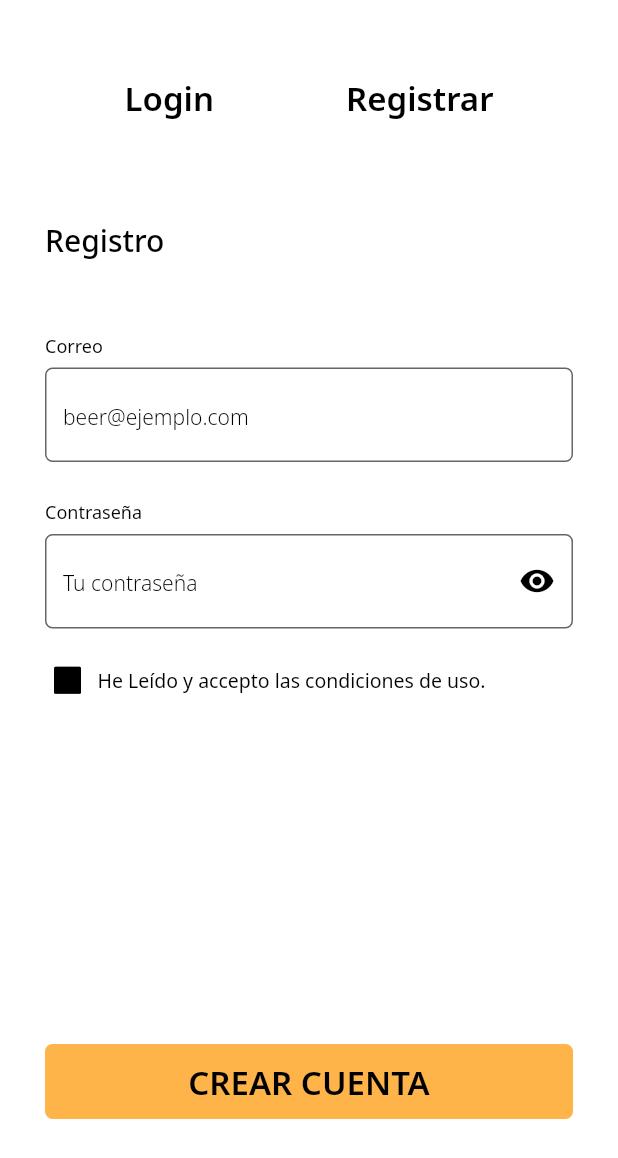
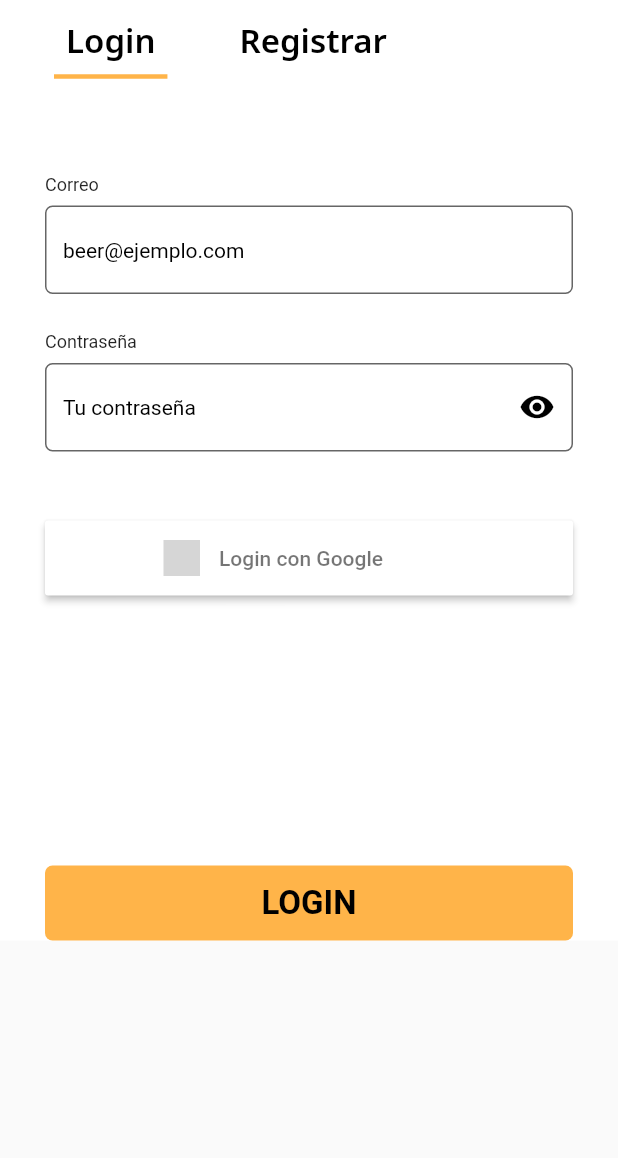
Before and after one commit to SantGT5/AppBeer, a Flutter app: the screen it shows after launch, on a phone screen of 412 x 824 dp. Shown: the top 1158 px of the screen. Run offline on Flutter 3.47's test engine with Material 2 defaults, Android fonts, the light colour scheme and no system bars; our stand-ins replace flutter_signin_button, get, google_fonts; grey boxes are pictures that could not be loaded.

Commit message:
GianLucas - Login && register

```diff
--- a/lib/main.dart
+++ b/lib/main.dart
@@ -1,6 +1,6 @@
+import 'package:appbeer/pages/login_register.dart';
 import 'package:appbeer/theme/app_theme.dart';
 import 'package:flutter/material.dart';
-import 'package:appbeer/pages/registrar.dart';
 import 'package:get/get_navigation/src/root/get_material_app.dart';
 
 void main() => runApp(const MyApp());
@@ -12,7 +12,7 @@ class MyApp extends StatelessWidget {
   Widget build(BuildContext context) {
     return GetMaterialApp(
       title: 'Material App',
-      home: Registrar(),
+      home: const LoginRegister(),
       theme: appTheme,
     );
   }
--- a/lib/pages/login.dart
+++ b/lib/pages/login.dart
@@ -1,6 +1,6 @@
 import 'package:appbeer/controller/login_controller.dart';
-import 'package:appbeer/pages/registrar.dart';
-import 'package:appbeer/theme/app_icons_icons.dart';
+import 'package:flutter_signin_button/flutter_signin_button.dart';
+
 import 'package:get/get.dart';
 import 'package:flutter/material.dart';
 
@@ -13,48 +13,20 @@ class Login extends StatelessWidget {
   Widget build(BuildContext context) {
     return GestureDetector(
         onTap: () => FocusManager.instance.primaryFocus?.unfocus(),
-        child: Scaffold(
-            body: SingleChildScrollView(
-                keyboardDismissBehavior:
-                    ScrollViewKeyboardDismissBehavior.onDrag,
+        child: SingleChildScrollView(
+            keyboardDismissBehavior: ScrollViewKeyboardDismissBehavior.onDrag,
             child: Container(
               color: Colors.white,
               child: Column(
                 children: <Widget>[
-                      Padding(
-                        padding:
-                            const EdgeInsets.only(top: 50, left: 83, right: 83),
-                        child: Row(
-                          mainAxisAlignment: MainAxisAlignment.spaceBetween,
-                          children: [
-                            GestureDetector(
-                                child: btnText("Login",
-                                    Theme.of(context).textTheme.headline1),
-                                onTap: () {}),
-                            GestureDetector(
-                                child: btnText("Registrar",
-                                    Theme.of(context).textTheme.headline1),
-                                onTap: () {
-                                  Navigator.push(
-                                      context,
-                                      MaterialPageRoute(
-                                          builder: (context) => Registrar()));
-                                })
-                          ],
-                        ),
-                      ),
-                      const SizedBox(height: 67),
+                  const SizedBox(height: 60),
                   Container(
                       padding: const EdgeInsets.only(left: 30),
                       alignment: Alignment.centerLeft,
-                          child: btnText(
-                              "Login", Theme.of(context).textTheme.headline2)),
-                      const SizedBox(height: 48),
-                      Container(
-                          padding: const EdgeInsets.only(left: 30),
-                          alignment: Alignment.centerLeft,
-                          child: btnText(
-                              "Correo", Theme.of(context).textTheme.headline5)),
+                      child: const Text("Correo",
+                          style: TextStyle(
+                            fontSize: 12,
+                          ))),
                   const SizedBox(height: 7),
                   Container(
                     padding: const EdgeInsets.only(left: 30, right: 30),
@@ -66,8 +38,8 @@ class Login extends StatelessWidget {
                         fillColor: Colors.white,
                         filled: true,
                         hintText: 'beer@ejemplo.com',
-                            hintStyle: const TextStyle(
-                                fontSize: 14, color: Colors.black),
+                        hintStyle:
+                            const TextStyle(fontSize: 14, color: Colors.black),
                         focusedBorder: const OutlineInputBorder(
                             borderSide: BorderSide(color: Colors.black)),
                         border: OutlineInputBorder(
@@ -82,8 +54,10 @@ class Login extends StatelessWidget {
                   Container(
                       padding: const EdgeInsets.only(left: 30),
                       alignment: Alignment.centerLeft,
-                          child: btnText("Contraseña",
-                              Theme.of(context).textTheme.headline5)),
+                      child: const Text("Contraseña",
+                          style: TextStyle(
+                            fontSize: 12,
+                          ))),
                   const SizedBox(height: 7),
                   Container(
                     padding: const EdgeInsets.only(left: 30, right: 30),
@@ -121,7 +95,22 @@ class Login extends StatelessWidget {
                   ),
                   // Image.asset("assets/image/thumbs_up.png"),
                   // const Icon(AppIcons.menu_icon),
-                      const SizedBox(height: 276),
+
+                  const SizedBox(height: 46),
+                  Container(
+                    padding: const EdgeInsets.only(left: 30, right: 30),
+                    child: SizedBox(
+                      height: 50,
+                      width: double.infinity,
+                      child: SignInButton(
+                        Buttons.Google,
+                        text: "Login con Google",
+                        onPressed: () {},
+                      ),
+                    ),
+                  ),
+
+                  const SizedBox(height: 180),
                   Container(
                     padding: const EdgeInsets.only(left: 30, right: 30),
                     alignment: Alignment.bottomCenter,
@@ -137,8 +126,11 @@ class Login extends StatelessWidget {
                               ),
                               backgroundColor: MaterialStateProperty.all(
                                   const Color(0xFFFFB449))),
-                              child: Text("LOGIN",
-                                  style: Theme.of(context).textTheme.headline1),
+                          child: const Text("LOGIN",
+                              style: TextStyle(
+                                  fontSize: 22,
+                                  fontWeight: FontWeight.bold,
+                                  color: Colors.black)),
                           onPressed: () {
                             print("Crear Cuenta");
                           }),
@@ -146,7 +138,7 @@ class Login extends StatelessWidget {
                   )
                 ],
               ),
-                ))));
+            )));
   }
 
   Widget btnText(String text, headline1) {
--- /dev/null
+++ b/lib/pages/login_register.dart
@@ -0,0 +1,42 @@
+import 'package:appbeer/pages/login.dart';
+import 'package:appbeer/pages/registrar.dart';
+import 'package:flutter/material.dart';
+
+class LoginRegister extends StatelessWidget {
+  const LoginRegister({Key? key}) : super(key: key);
+
+  @override
+  Widget build(BuildContext context) {
+    return MaterialApp(
+        home: DefaultTabController(
+            length: 2,
+            child: Scaffold(
+              appBar: AppBar(
+                shadowColor: Colors.transparent,
+                backgroundColor: Colors.white,
+                title: TabBar(
+                  labelPadding: const EdgeInsets.symmetric(horizontal: 28.0),
+                  indicatorPadding:
+                      const EdgeInsets.symmetric(horizontal: 20.0),
+                  indicatorColor: const Color(0xFFFFB449),
+                  indicatorWeight: 3,
+                  isScrollable: true,
+                  tabs: [
+                    Tab(
+                        icon: Text("Login",
+                            style: Theme.of(context).textTheme.headline1)),
+                    Tab(
+                        icon: Text("Registrar",
+                            style: Theme.of(context).textTheme.headline1)),
+                  ],
+                ),
+              ),
+              body: TabBarView(
+                children: [
+                  Login(),
+                  Registrar(),
+                ],
+              ),
+            )));
+  }
+}
--- a/lib/pages/registrar.dart
+++ b/lib/pages/registrar.dart
@@ -1,5 +1,4 @@
 import 'package:appbeer/controller/registro_controller.dart';
-import 'package:appbeer/pages/login.dart';
 import 'package:get/get.dart';
 import 'package:flutter/material.dart';
 
@@ -12,48 +11,20 @@ class Registrar extends StatelessWidget {
   Widget build(BuildContext context) {
     return GestureDetector(
         onTap: () => FocusManager.instance.primaryFocus?.unfocus(),
-        child: Scaffold(
-            body: SingleChildScrollView(
-                keyboardDismissBehavior:
-                    ScrollViewKeyboardDismissBehavior.onDrag,
+        child: SingleChildScrollView(
+            keyboardDismissBehavior: ScrollViewKeyboardDismissBehavior.onDrag,
             child: Container(
               color: Colors.white,
               child: Column(
                 children: <Widget>[
-                      Padding(
-                        padding:
-                            const EdgeInsets.only(top: 50, left: 83, right: 83),
-                        child: Row(
-                          mainAxisAlignment: MainAxisAlignment.spaceBetween,
-                          children: [
-                            GestureDetector(
-                                child: btnText("Login",
-                                    Theme.of(context).textTheme.headline1),
-                                onTap: () {
-                                  Navigator.push(
-                                      context,
-                                      MaterialPageRoute(
-                                          builder: (context) => Login()));
-                                }),
-                            GestureDetector(
-                                child: btnText("Registrar",
-                                    Theme.of(context).textTheme.headline1),
-                                onTap: () {})
-                          ],
-                        ),
-                      ),
-                      const SizedBox(height: 67),
+                  const SizedBox(height: 60),
                   Container(
                       padding: const EdgeInsets.only(left: 30),
                       alignment: Alignment.centerLeft,
-                          child: btnText("Registro",
-                              Theme.of(context).textTheme.headline2)),
-                      const SizedBox(height: 48),
-                      Container(
-                          padding: const EdgeInsets.only(left: 30),
-                          alignment: Alignment.centerLeft,
-                          child: btnText(
-                              "Correo", Theme.of(context).textTheme.headline5)),
+                      child: const Text("Correo",
+                          style: TextStyle(
+                            fontSize: 12,
+                          ))),
                   const SizedBox(height: 7),
                   Container(
                     padding: const EdgeInsets.only(left: 30, right: 30),
@@ -65,8 +36,8 @@ class Registrar extends StatelessWidget {
                         fillColor: Colors.white,
                         filled: true,
                         hintText: 'beer@ejemplo.com',
-                            hintStyle: const TextStyle(
-                                fontSize: 14, color: Colors.black),
+                        hintStyle:
+                            const TextStyle(fontSize: 14, color: Colors.black),
                         focusedBorder: const OutlineInputBorder(
                             borderSide: BorderSide(color: Colors.black)),
                         border: OutlineInputBorder(
@@ -81,8 +52,10 @@ class Registrar extends StatelessWidget {
                   Container(
                       padding: const EdgeInsets.only(left: 30),
                       alignment: Alignment.centerLeft,
-                          child: btnText("Contraseña",
-                              Theme.of(context).textTheme.headline5)),
+                      child: const Text("Contraseña",
+                          style: TextStyle(
+                            fontSize: 12,
+                          ))),
                   const SizedBox(height: 7),
                   Container(
                     padding: const EdgeInsets.only(left: 30, right: 30),
@@ -129,16 +102,16 @@ class Registrar extends StatelessWidget {
                               width: 30,
                               child: Obx(() => Checkbox(
                                   checkColor: Colors.white,
-                                      fillColor: MaterialStateProperty.all(
-                                          Colors.black),
+                                  fillColor:
+                                      MaterialStateProperty.all(Colors.black),
                                   value: c.checkBox.value,
                                   onChanged: (content) {
                                     c.controllerCheckBox(content);
                                   }))),
                           const SizedBox(width: 5),
-                              Text(
+                          const Text(
                             "He Leído y accepto las condiciones de uso.",
-                                style: Theme.of(context).textTheme.headline4,
+                            style: TextStyle(fontSize: 13),
                           ),
                         ],
                       )),
@@ -158,8 +131,11 @@ class Registrar extends StatelessWidget {
                               ),
                               backgroundColor: MaterialStateProperty.all(
                                   const Color(0xFFFFB449))),
-                              child: Text("CREAR CUENTA",
-                                  style: Theme.of(context).textTheme.headline1),
+                          child: const Text("CREAR CUENTA",
+                              style: TextStyle(
+                                  fontSize: 22,
+                                  fontWeight: FontWeight.bold,
+                                  color: Colors.black)),
                           onPressed: () {
                             print("Crear Cuenta");
                           }),
@@ -167,7 +143,7 @@ class Registrar extends StatelessWidget {
                   )
                 ],
               ),
-                ))));
+            )));
   }
 
   Widget btnText(String text, headline1) {
--- a/lib/theme/text_theme.dart
+++ b/lib/theme/text_theme.dart
@@ -24,13 +24,13 @@ final TextTheme textTheme = TextTheme(
   ),
   headline5: GoogleFonts.notoSans(
     color: Colors.black,
-    fontSize: 12,
-    fontWeight: FontWeight.normal,
+    fontSize: 14,
+    fontWeight: FontWeight.w500,
   ),
-  headline6: GoogleFonts.notoSans(
+  headline6: GoogleFonts.abel(
     color: Colors.black,
-    fontSize: 20,
-    fontWeight: FontWeight.w300,
+    fontSize: 30,
+    fontWeight: FontWeight.w600,
   ),
   subtitle1: GoogleFonts.notoSans(
     color: Colors.black,
```
Also changed, not shown: pubspec.yaml (+13 -0 lines), assets/launcher/adaptive-icon-background.png (added), assets/launcher/adaptive-icon-foreground.png (added), assets/launcher/appicon-android.png (added), assets/launcher/appicon-ios.png (added), pubspec.lock, 31 other files. Lines whose indentation alone changed are shown as unchanged.
